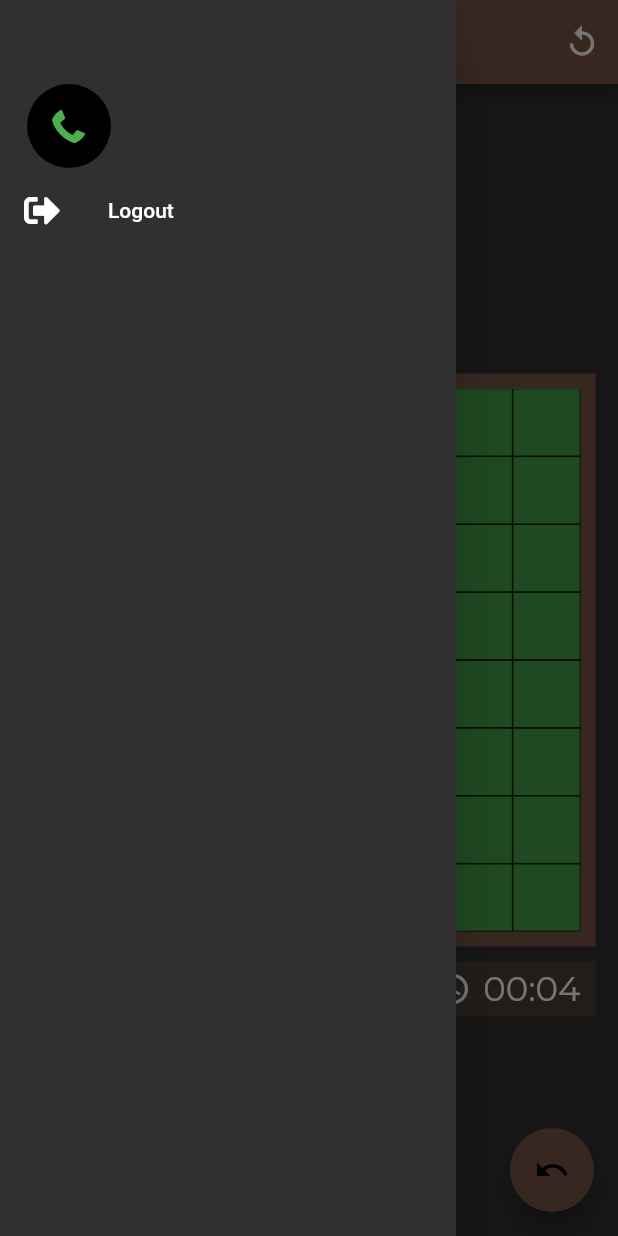
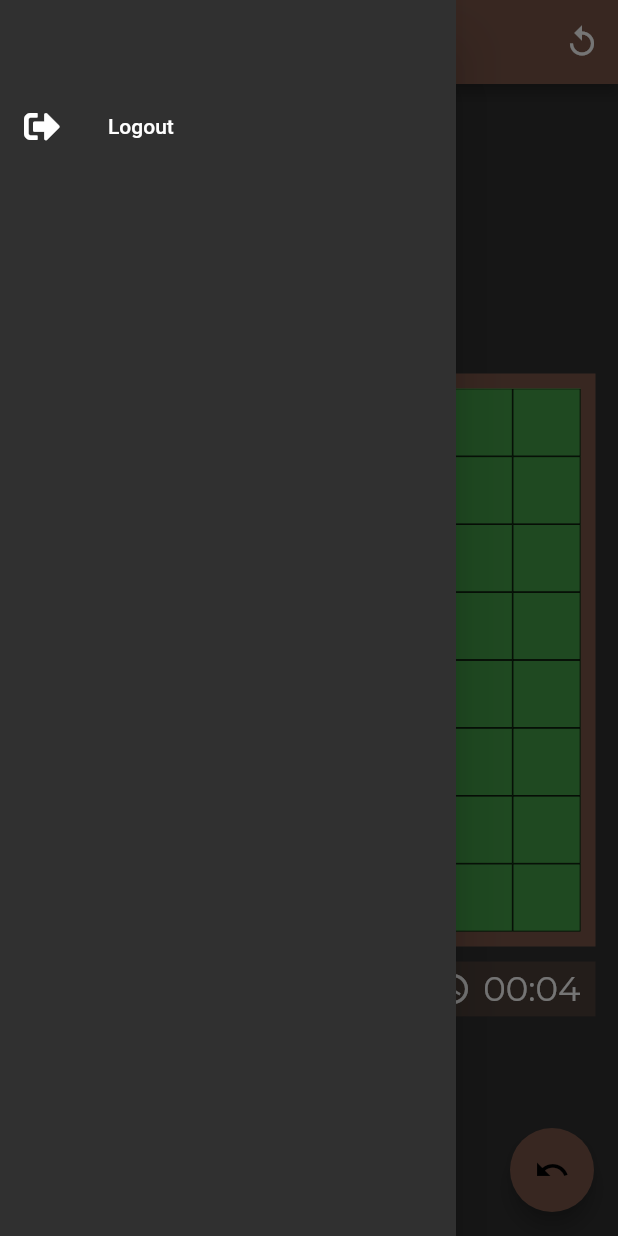
Before and after one commit to Raunakk02/Othello-flutter, a Flutter app: the screen it shows once a user with an empty profile is signed in, with the side drawer open, on a phone screen of 412 x 824 dp. Run offline on Flutter 3.47's test engine with Material 2 defaults, Android fonts, the phone set to English and light mode, and no system bars; our stand-ins replace cached_network_image, cloud_firestore, firebase_auth, firebase_core, font_awesome_flutter, google_fonts and 2 more; accounts and stored records are empty.

Commit message:
phone auth implemented but currentUser causing error

```diff
--- a/lib/components/side_drawer.dart
+++ b/lib/components/side_drawer.dart
@@ -19,11 +19,11 @@ class _SideDrawerState extends State<SideDrawer> {
   @override
   void initState() {
     super.initState();
-    photoURL = FirebaseAuth.instance.currentUser?.photoURL;
+    // photoURL = FirebaseAuth.instance.currentUser?.photoURL;
 
-    userName = FirebaseAuth.instance.currentUser?.displayName;
+    // userName = FirebaseAuth.instance.currentUser?.displayName;
 
-    phoneNumber = FirebaseAuth.instance.currentUser?.phoneNumber;
+    // phoneNumber = FirebaseAuth.instance.currentUser?.phoneNumber;
   }
 
   @override
@@ -37,22 +37,22 @@ class _SideDrawerState extends State<SideDrawer> {
         ),
         body: ListView(
           children: [
-            ListTile(
-              leading: CircleAvatar(
-                radius: 30,
-                child: ClipRRect(
-                  borderRadius: BorderRadius.circular(30),
-                  child: photoURL != null
-                      ? Image.network(photoURL!)
-                      : FaIcon(
-                          FontAwesomeIcons.phoneAlt,
-                          color: Colors.green,
-                        ),
-                ),
-              ),
-              title:
-                  userName!.isNotEmpty ? Text(userName!) : Text(phoneNumber!),
-            ),
+            // ListTile(
+            //   leading: CircleAvatar(
+            //     radius: 30,
+            //     child: ClipRRect(
+            //       borderRadius: BorderRadius.circular(30),
+            //       child: photoURL != null
+            //           ? Image.network(photoURL!)
+            //           : FaIcon(
+            //               FontAwesomeIcons.phoneAlt,
+            //               color: Colors.green,
+            //             ),
+            //     ),
+            //   ),
+            //   title:
+            //       userName!.isNotEmpty ? Text(userName!) : Text(phoneNumber!),
+            // ),
             ListTile(
               leading: FaIcon(FontAwesomeIcons.signOutAlt),
               title: Text('Logout'),
--- a/lib/main.dart
+++ b/lib/main.dart
@@ -51,8 +51,8 @@ class MainPage extends StatelessWidget {
   Widget build(BuildContext context) {
     Globals.mediaQueryData = MediaQuery.of(context);
     return StreamBuilder(
-      stream: FirebaseAuth.instance.authStateChanges(),
-      builder: (_, authSnapshot) {
+      stream: FirebaseAuth.instance.userChanges(),
+      builder: (_, AsyncSnapshot<User?> authSnapshot) {
         final provider =
             Provider.of<GoogleSignInProvider>(context, listen: false);
         if (provider.isSigningIn) {
--- a/lib/screens/home_page.dart
+++ b/lib/screens/home_page.dart
@@ -28,7 +28,6 @@ class _HomePageState extends State<HomePage>
   @override
   void initState() {
     _initStack();
-    print('Firebase Auth User Test : ${FirebaseAuth.instance.currentUser}');
     super.initState();
   }
 
```
Also changed, not shown: lib/providers/google_sign_in.dart (+0 -27 lines), lib/screens/otp_screen.dart (+87 -27 lines), 1 other file.
